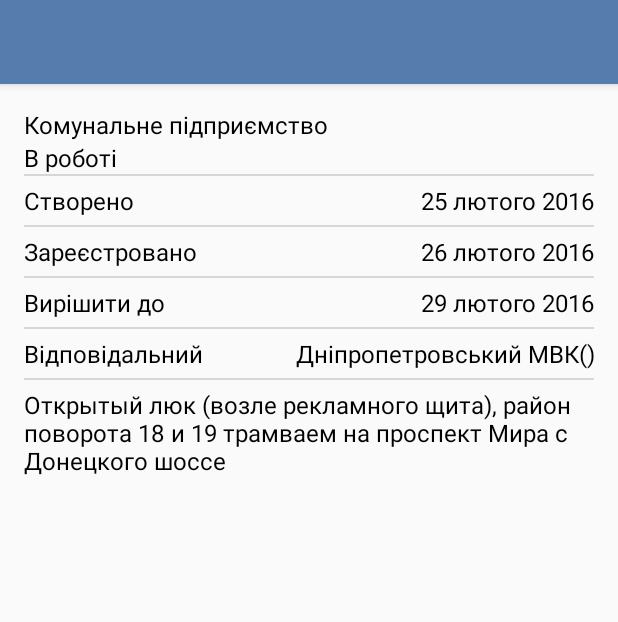
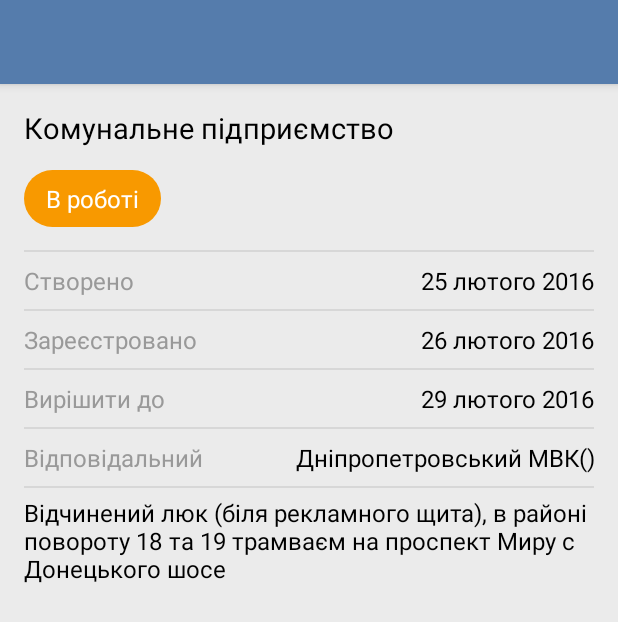
Before and after one commit to Iamtodor/YalantisTask, an Android app: the layout activity_main.xml on its own in the app's theme, with its tools: preview values and no code run, on a phone screen of 412 x 824 dp. Shown: the top 622 px of the screen. Run offline under Robolectric (Android 15) with nearby library versions, the phone set to English and light mode, and no system bars.

Commit message:
Added base UI

```diff
--- a/app/build.gradle
+++ b/app/build.gradle
@@ -26,6 +26,7 @@ dependencies {
     compile 'com.android.support:appcompat-v7:23.2.1'
     compile 'com.android.support:recyclerview-v7:23.2.1'
 
+
     compile 'com.jakewharton:butterknife:7.0.1'
     compile 'com.squareup.picasso:picasso:2.5.2'
 }
--- /dev/null
+++ b/app/src/main/res/drawable/problem_status.xml
@@ -0,0 +1,13 @@
+<?xml version="1.0" encoding="utf-8"?>
+<selector xmlns:android="http://schemas.android.com/apk/res/android">
+    <item>
+        <shape>
+            <solid android:color="@color/progress_color"/>
+            <padding android:left="15dp"
+                     android:right="15dp"
+                     android:top="8dp"
+                     android:bottom="8dp"/>
+            <corners android:radius="20dp"/>
+        </shape>
+    </item>
+</selector>
--- a/app/src/main/res/layout/activity_main.xml
+++ b/app/src/main/res/layout/activity_main.xml
@@ -1,8 +1,10 @@
 <?xml version="1.0" encoding="utf-8"?>
 <LinearLayout
     xmlns:android="http://schemas.android.com/apk/res/android"
+    xmlns:tools="http://schemas.android.com/tools"
     android:layout_width="match_parent"
     android:layout_height="match_parent"
+    android:background="@color/layout_background"
     android:orientation="vertical">
 
     <android.support.design.widget.AppBarLayout
@@ -20,57 +22,56 @@
 
     <ScrollView
         android:layout_width="match_parent"
-        android:layout_height="wrap_content"
-        android:paddingLeft="16dp"
-        android:paddingRight="16dp"
-        android:paddingTop="16dp">
+        android:layout_height="wrap_content">
 
         <LinearLayout
             android:layout_width="match_parent"
             android:layout_height="wrap_content"
+            android:layout_marginLeft="16dp"
+            android:layout_marginRight="16dp"
+            android:layout_marginTop="16dp"
             android:orientation="vertical">
 
             <TextView
+                android:id="@+id/organization"
                 android:layout_width="match_parent"
                 android:layout_height="wrap_content"
-                android:text="Комунальне підприємство"
                 android:textColor="@android:color/black"
-                android:textSize="16sp"/>
+                android:textSize="19sp"
+                tools:text="@string/organization"/>
 
             <TextView
-                android:layout_width="match_parent"
+                android:id="@+id/problem_status"
+                style="@style/problem_status_style"
+                android:layout_width="wrap_content"
                 android:layout_height="wrap_content"
-                android:text="В роботі"
-                android:textColor="@android:color/black"
-                android:textSize="16sp"/>
+                tools:text="@string/problem_status"/>
 
             <View
                 android:layout_width="match_parent"
                 android:layout_height="1dp"
+                android:layout_marginTop="15dp"
                 android:background="@color/divider_background"/>
 
             <LinearLayout
                 android:layout_width="match_parent"
                 android:layout_height="wrap_content"
                 android:orientation="horizontal"
-                android:paddingBottom="5dp"
-                android:paddingTop="5dp">
+                android:paddingBottom="8dp"
+                android:paddingTop="8dp">
 
                 <TextView
+                    style="@style/grey_text"
                     android:layout_width="wrap_content"
                     android:layout_height="wrap_content"
-                    android:text="Створено"
-                    android:textColor="@android:color/black"
-                    android:textSize="16sp"/>
+                    android:text="@string/created"/>
 
                 <TextView
                     android:id="@+id/create_date"
+                    style="@style/black_text"
                     android:layout_width="match_parent"
                     android:layout_height="wrap_content"
-                    android:gravity="right"
-                    android:text="25 лютого 2016"
-                    android:textColor="@android:color/black"
-                    android:textSize="16sp"/>
+                    tools:text="@string/problem_created_date"/>
 
             </LinearLayout>
 
@@ -83,24 +84,21 @@
                 android:layout_width="match_parent"
                 android:layout_height="wrap_content"
                 android:orientation="horizontal"
-                android:paddingBottom="5dp"
-                android:paddingTop="5dp">
+                android:paddingBottom="8dp"
+                android:paddingTop="8dp">
 
                 <TextView
                     android:layout_width="wrap_content"
                     android:layout_height="wrap_content"
-                    android:text="Зареєстровано"
-                    android:textColor="@android:color/black"
-                    android:textSize="16sp"/>
+                    android:text="@string/registered"
+                    style="@style/grey_text"/>
 
                 <TextView
-                    android:id="@+id/registrate_date"
+                    android:id="@+id/registered_date"
                     android:layout_width="match_parent"
                     android:layout_height="wrap_content"
-                    android:gravity="right"
-                    android:text="26 лютого 2016"
-                    android:textColor="@android:color/black"
-                    android:textSize="16sp"/>
+                    style="@style/black_text"
+                    tools:text="@string/problem_registered_date"/>
 
             </LinearLayout>
 
@@ -113,24 +111,21 @@
                 android:layout_width="match_parent"
                 android:layout_height="wrap_content"
                 android:orientation="horizontal"
-                android:paddingBottom="5dp"
-                android:paddingTop="5dp">
+                android:paddingBottom="8dp"
+                android:paddingTop="8dp">
+
+                <TextView
+                    android:layout_width="wrap_content"
+                    android:layout_height="wrap_content"
+                    android:text="@string/solve"
+                    style="@style/grey_text"/>
 
                 <TextView
                     android:id="@+id/solve_date"
-                    android:layout_width="wrap_content"
-                    android:layout_height="wrap_content"
-                    android:text="Вирішити до"
-                    android:textColor="@android:color/black"
-                    android:textSize="16sp"/>
-
-                <TextView
                     android:layout_width="match_parent"
                     android:layout_height="wrap_content"
-                    android:gravity="right"
-                    android:text="29 лютого 2016"
-                    android:textColor="@android:color/black"
-                    android:textSize="16sp"/>
+                    style="@style/black_text"
+                    tools:text="@string/problem_solve_date"/>
 
             </LinearLayout>
 
@@ -143,24 +138,21 @@
                 android:layout_width="match_parent"
                 android:layout_height="wrap_content"
                 android:orientation="horizontal"
-                android:paddingBottom="5dp"
-                android:paddingTop="5dp">
+                android:paddingBottom="8dp"
+                android:paddingTop="8dp">
 
                 <TextView
-                    android:id="@+id/responsible"
                     android:layout_width="wrap_content"
                     android:layout_height="wrap_content"
-                    android:text="Відповідальний"
-                    android:textColor="@android:color/black"
-                    android:textSize="16sp"/>
+                    android:text="@string/responsible"
+                    style="@style/grey_text"/>
 
                 <TextView
+                    android:id="@+id/responsible_organ"
                     android:layout_width="match_parent"
                     android:layout_height="wrap_content"
-                    android:gravity="right"
-                    android:text="Дніпропетровський МВК()"
-                    android:textColor="@android:color/black"
-                    android:textSize="16sp"/>
+                    style="@style/black_text"
+                    tools:text="@string/responsible_organ"/>
 
             </LinearLayout>
 
@@ -170,18 +162,21 @@
                 android:background="@color/divider_background"/>
 
             <TextView
+                android:id="@+id/problem_description"
                 android:layout_width="match_parent"
                 android:layout_height="wrap_content"
                 android:layout_marginTop="5dp"
-                android:text="Открытый люк (возле рекламного щита), район поворота 18 и 19 трамваем на проспект Мира с Донецкого шоссе"
                 android:textColor="@android:color/black"
-                android:textSize="16sp"/>
+                android:textSize="16sp"
+                tools:text="@string/problem_description"/>
 
             <android.support.v7.widget.RecyclerView
                 android:id="@+id/recycler_view"
                 android:layout_width="match_parent"
                 android:layout_height="wrap_content"
-                android:layout_marginTop="15dp"/>
+                android:layout_marginBottom="50dp"
+                android:layout_marginTop="15dp"
+                android:clipToPadding="false"/>
 
         </LinearLayout>
 
--- /dev/null
+++ b/app/src/main/res/layout/image_item.xml
@@ -0,0 +1,6 @@
+<ImageView
+    android:id="@+id/image"
+    xmlns:android="http://schemas.android.com/apk/res/android"
+    android:layout_width="170dp"
+    android:layout_height="170dp"
+    android:scaleType="centerCrop"/>
--- a/app/src/main/res/values/colors.xml
+++ b/app/src/main/res/values/colors.xml
@@ -4,4 +4,7 @@
     <color name="colorPrimaryDark">#446389</color>
     <color name="colorAccent">#FF4081</color>
     <color name="divider_background">#d7d7d7</color>
+    <color name="layout_background">#EBEBEB</color>
+    <color name="progress_color">#F89900</color>
+    <color name="category_text_color">#999999</color>
 </resources>
--- a/app/src/main/res/values/strings.xml
+++ b/app/src/main/res/values/strings.xml
@@ -1,3 +1,16 @@
 <resources>
     <string name="app_name">YalantisTask1</string>
+    <string name="toolbar_title">CE-1257218</string>
+    <string name="organization">Комунальне підприємство</string>
+    <string name="problem_status">В роботі</string>
+    <string name="created">Створено</string>
+    <string name="problem_created_date">25 лютого 2016</string>
+    <string name="registered">Зареєстровано</string>
+    <string name="problem_registered_date">26 лютого 2016</string>
+    <string name="solve">Вирішити до</string>
+    <string name="problem_solve_date">29 лютого 2016</string>
+    <string name="responsible">Відповідальний</string>
+    <string name="responsible_organ">Дніпропетровський МВК()</string>
+    <string name="problem_description">Відчинений люк (біля рекламного щита), в районі повороту 18
+        та 19 трамваєм на проспект Миру с Донецького шосе</string>
 </resources>
--- a/app/src/main/res/values/styles.xml
+++ b/app/src/main/res/values/styles.xml
@@ -15,4 +15,22 @@
         <item name="windowNoTitle">true</item>
     </style>
 
+    <style name="problem_status_style">
+        <item name="android:background">@drawable/problem_status</item>
+        <item name="android:textColor">@android:color/white</item>
+        <item name="android:textSize">16sp</item>
+        <item name="android:layout_marginTop">15dp</item>
+    </style>
+
+    <style name="grey_text">
+        <item name="android:textColor">@color/category_text_color</item>
+        <item name="android:textSize">16sp</item>
+    </style>
+
+    <style name="black_text">
+        <item name="android:textSize">16sp</item>
+        <item name="android:textColor">@android:color/black</item>
+        <item name="android:gravity">end</item>
+    </style>
+
 </resources>
```
Also changed, not shown: app/src/main/AndroidManifest.xml (+9 -4 lines), app/src/main/java/com/todor/yalantistask1/App.java (added, +20 -0 lines), app/src/main/java/com/todor/yalantistask1/Utils.java (added, +29 -0 lines), app/src/main/java/com/todor/yalantistask1/adapter/ItemDecorator.java (added, +32 -0 lines), app/src/main/java/com/todor/yalantistask1/adapter/RecyclerViewAdapter.java (added, +52 -0 lines), app/src/main/java/com/todor/yalantistask1/ui/MainActivity.java (+46 -3 lines).
